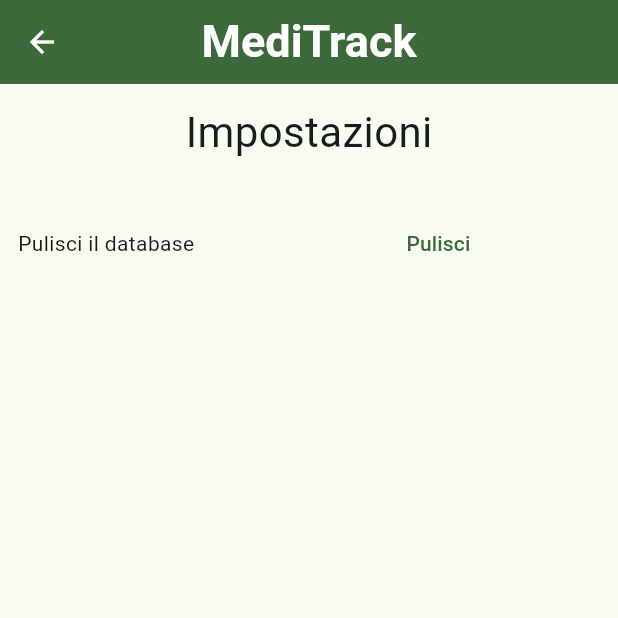
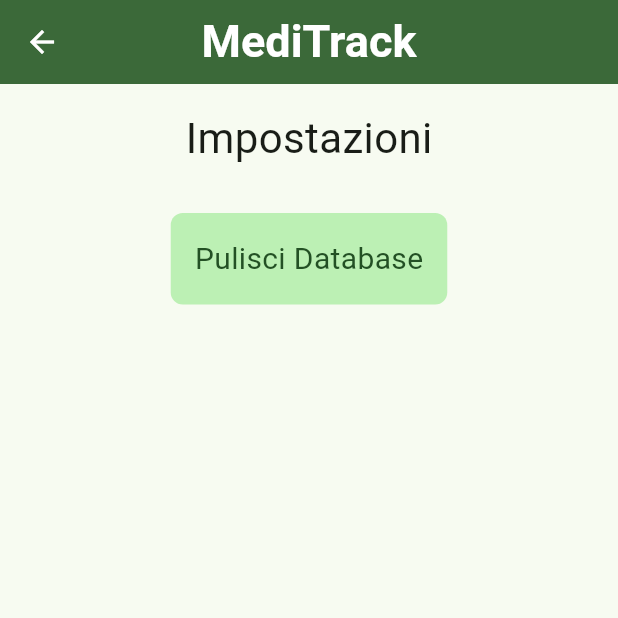
Before and after one commit to km-yao/meditrack, a Flutter app: the Settings screen opened directly, on a phone screen of 412 x 824 dp, the top half of it. Run offline on Flutter 3.47's test engine with Material 3 defaults, Android fonts, the phone set to English and light mode, and no system bars; our stand-ins replace flutter_riverpod, sqflite; accounts and stored records are empty.

Commit message:
Bottone impostazioni

```diff
--- a/lib/pages/settings.dart
+++ b/lib/pages/settings.dart
@@ -57,7 +57,7 @@ class _SettingsState extends ConsumerState<Settings> {
         leading: BackButton(color: Theme.of(context).colorScheme.onPrimary),
       ),
       body: Padding(
-        padding: EdgeInsetsGeometry.all(12),
+        padding: EdgeInsetsGeometry.all(16),
         child: Center(
           child: Column(
             spacing: 30,
@@ -66,12 +66,22 @@ class _SettingsState extends ConsumerState<Settings> {
               Flexible(child: Text("Impostazioni", style: TextStyle(fontSize: 28))),
 
               Flexible(
-                child: Row(
-                  children: [
-                    Flexible(child: Text("Pulisci il database")),
-                    Expanded(child: const SizedBox()),
-                    Flexible(child: TextButton(onPressed: _pulisciDB, child: Text("Pulisci")))
-                  ],
+                child: InkWell(
+                  onTap: _pulisciDB,
+                  child: Container(
+                    padding: EdgeInsets.all(16),
+                    decoration: BoxDecoration(
+                      color: Theme.of(context).colorScheme.primaryContainer,
+                      borderRadius: BorderRadius.circular(8),
+                    ),
+                    child: Text(
+                      "Pulisci Database",
+                      style: TextStyle(
+                        fontSize: 20,
+                        color: Theme.of(context).colorScheme.onPrimaryContainer,
+                      ),
+                    ),
+                  ),
                 ),
               )
 
```
